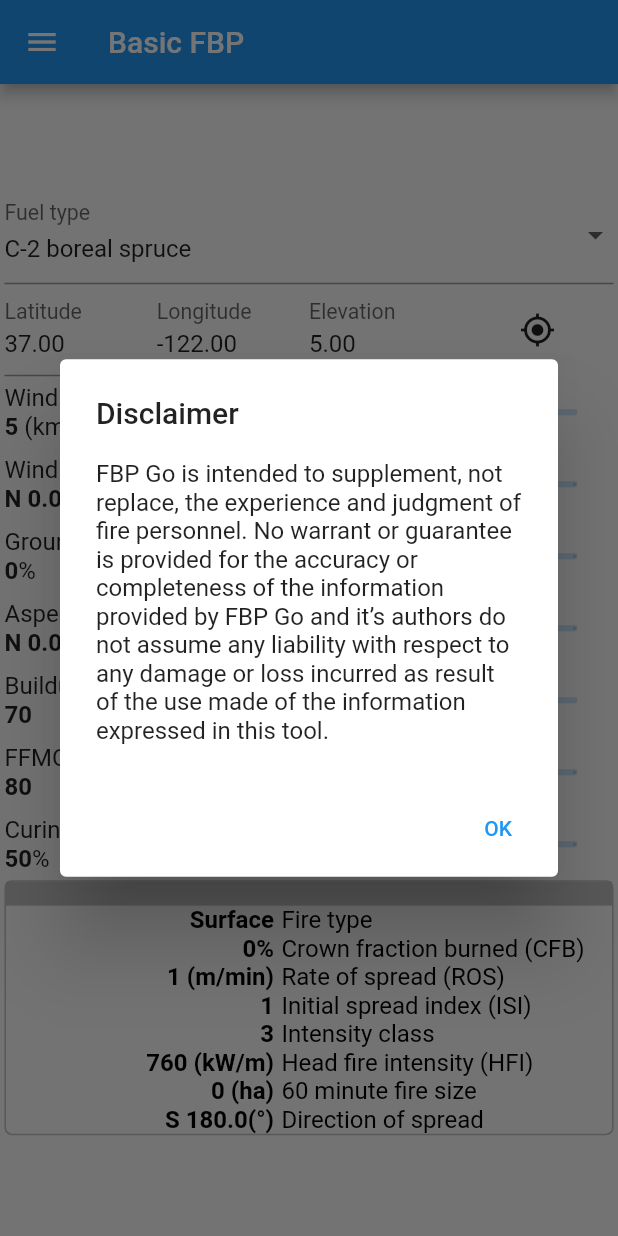
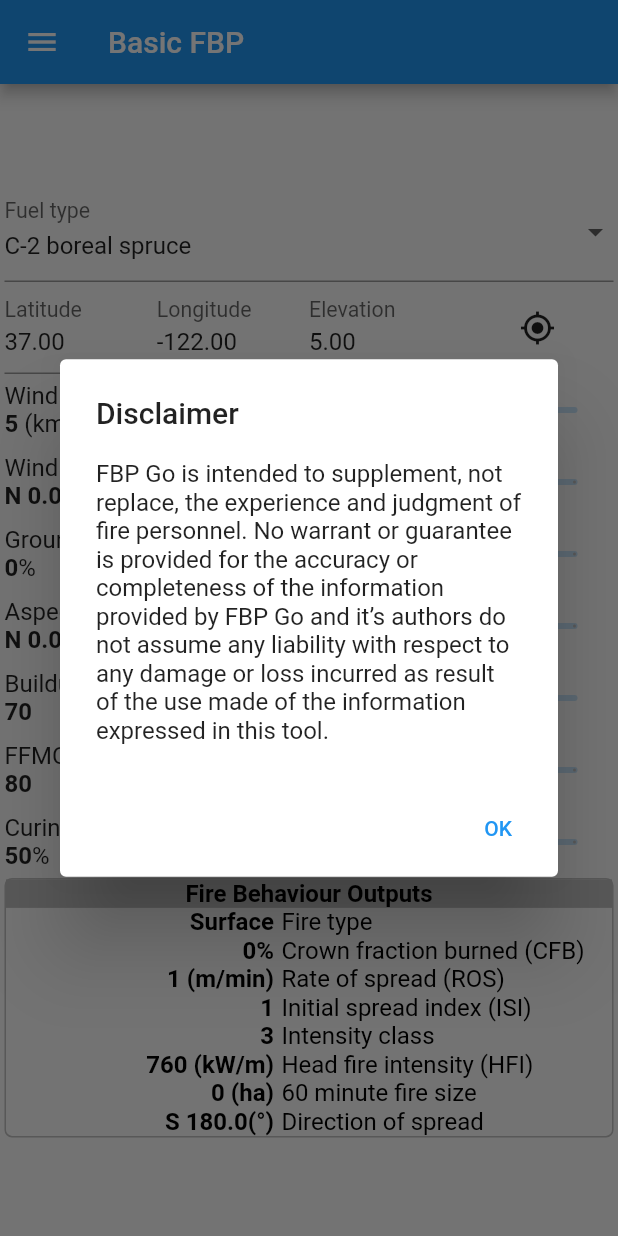
Before and after one commit to bcgov/fbp-go, a Flutter app: the screen it shows after launch, on a phone screen of 412 x 824 dp. Run offline on Flutter 3.47's test engine with Material 2 defaults, Android fonts, the phone set to English and light mode, and no system bars; our stand-ins replace geolocator, permission_handler.

Commit message:
added heading in basic, and playing with styling + colours

```diff
--- a/lib/fbp_basic.dart
+++ b/lib/fbp_basic.dart
@@ -54,12 +54,19 @@ class BasicResults extends StatelessWidget {
     ]);
   }
 
-  List<Widget> buildRows(TextStyle textStyle, Color intensityClassColor) {
+  List<Widget> buildRows(TextStyle textStyle, Color intensityClassColor,
+      Color intensityClassTextColor) {
+    TextStyle labelStyle = TextStyle(
+        fontSize: fontSize, color: Colors.black, fontWeight: FontWeight.bold);
     List<Widget> rows = [
       Container(
           color: intensityClassColor,
           child: Row(
-            children: const [Text('')],
+            children: [
+              const Spacer(),
+              Text('Fire Behaviour Outputs', style: labelStyle),
+              const Spacer()
+            ],
           )),
       // Fire type
       buildRow(getFireDescription(prediction.FD), 'Fire type', textStyle.color),
@@ -96,13 +103,14 @@ class BasicResults extends StatelessWidget {
   @override
   Widget build(BuildContext context) {
     Color intensityClassColor = getIntensityClassColor(intensityClass);
+    Color intensityTextColor = getIntensityClassTextColor(intensityClass);
     return Container(
         decoration: BoxDecoration(
             border: Border.all(color: intensityClassColor),
             borderRadius: const BorderRadius.all(Radius.circular(5))),
         child: Column(
-            children:
-                buildRows(getTextStyle(prediction.FD), intensityClassColor)));
+            children: buildRows(getTextStyle(prediction.FD),
+                intensityClassColor, intensityTextColor)));
   }
 }
 
--- a/lib/fire_widgets.dart
+++ b/lib/fire_widgets.dart
@@ -42,6 +42,18 @@ Color getIntensityClassColor(int intensityClass) {
       return intensityClass6;
     default:
       throw Exception('Invalid intensity class');
+  }
+}
+
+Color getIntensityClassTextColor(int intensityClass) {
+  switch (intensityClass) {
+    case 1:
+    case 2:
+      return Colors.white;
+    case 6:
+      return Colors.white;
+    default:
+      return Colors.black;
   }
 }
 
```
Also changed, not shown: 1 other file.
